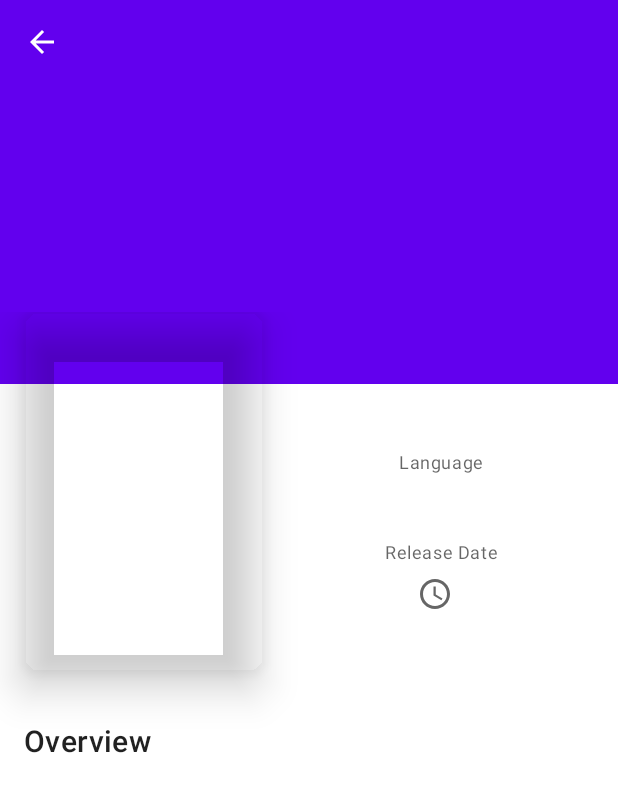
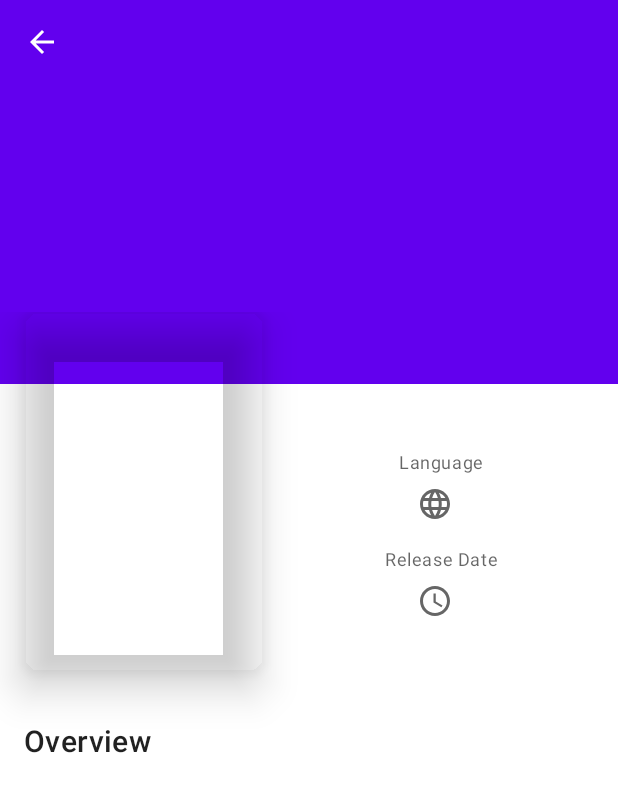
Before and after one commit to phyothinzaraung/MovieList, an Android app: the MovieDetailsFragment screen opened through its navigation route, on a phone screen of 412 x 824 dp. Shown: the top 792 px of the screen. Run offline under Robolectric (Android 15) with nearby library versions, the phone set to English and light mode, and no system bars; our stand-ins replace Dagger/Hilt's generated code, Room's generated code, paging; pictures from the network do not load; 7 statements that could not run were skipped.

Commit message:
fix warnings commit

```diff
--- a/app/src/main/res/layout/partial_details_info.xml
+++ b/app/src/main/res/layout/partial_details_info.xml
@@ -68,13 +68,13 @@
         android:layout_height="wrap_content"
         android:layout_marginTop="8dp"
         android:textColor="@android:color/black"
-        app:DrawableStartCompat="@drawable/ic_language"
         android:drawablePadding="8dp"
         android:textAppearance="@style/TextAppearance.MaterialComponents.Subtitle2"
         app:layout_constraintEnd_toEndOf="parent"
         app:layout_constraintStart_toEndOf="@+id/card_poster"
         app:layout_constraintTop_toBottomOf="@+id/label_language"
-        tools:text="En" />
+        tools:text="En"
+        app:drawableStartCompat="@drawable/ic_language" />
 
     <TextView
         android:id="@+id/label_release_date"
@@ -93,14 +93,14 @@
         android:layout_height="wrap_content"
         android:layout_marginTop="8dp"
         android:textColor="@android:color/black"
-        app:drawableStartCompat="@drawable/ic_time"
         android:drawablePadding="8dp"
         android:gravity="center"
         android:textAppearance="@style/TextAppearance.MaterialComponents.Subtitle2"
         app:layout_constraintEnd_toEndOf="parent"
         app:layout_constraintStart_toEndOf="@+id/card_poster"
         app:layout_constraintTop_toBottomOf="@+id/label_release_date"
-        tools:text="@tools:sample/date/mmddyy" />
+        tools:text="@tools:sample/date/mmddyy"
+        app:drawableStartCompat="@drawable/ic_time" />
 
         <TextView
             android:id="@+id/label_overview"
```
